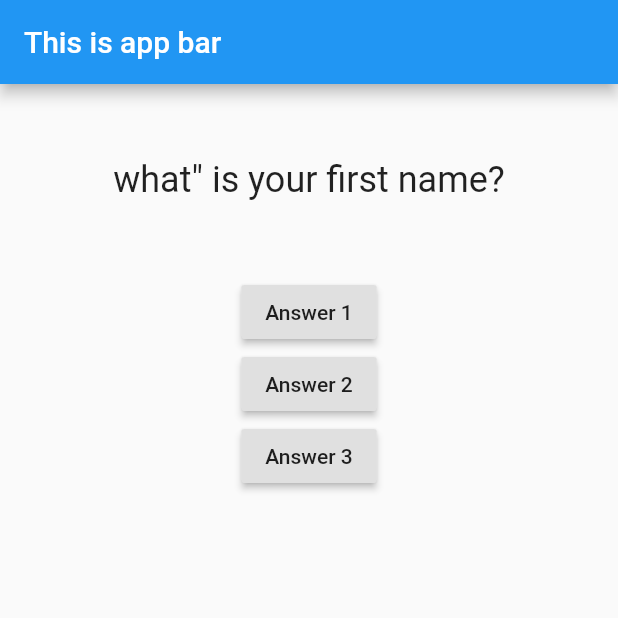
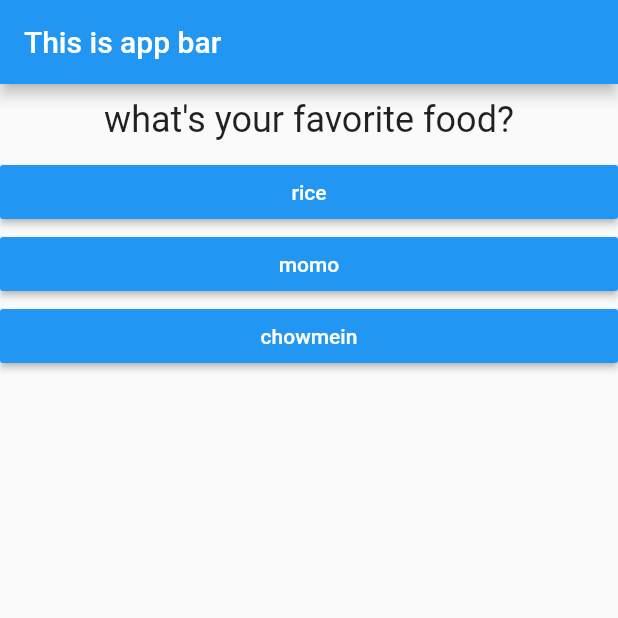
Before and after one commit to BijenDShrestha/learn_flutter_basic, a Flutter app: the screen it shows after launch, on a phone screen of 412 x 824 dp, the top half of it. Run offline on Flutter 3.47's test engine with Material 2 defaults, Android fonts, the phone set to English and light mode, and no system bars.

Commit message:
add: map

```diff
--- /dev/null
+++ b/lib/answer.dart
@@ -0,0 +1,27 @@
+import 'package:flutter/src/foundation/key.dart';
+import 'package:flutter/src/widgets/framework.dart';
+
+import 'package:flutter/material.dart';
+
+class Answer extends StatelessWidget {
+  // const Answer({Key? key}) : super(key: key);
+
+  // final Function answerHandler;
+  final VoidCallback answerHandler;
+  final String answer;
+
+  Answer(this.answerHandler, this.answer);
+
+  @override
+  Widget build(BuildContext context) {
+    return Container(
+      width: double.infinity,
+      child: RaisedButton(
+        color: Colors.blue,
+        textColor: Colors.white,
+        child: Text(answer),
+        onPressed: answerHandler,
+        ),
+    );
+  }
+}
--- a/lib/main.dart
+++ b/lib/main.dart
@@ -1,6 +1,7 @@
 import 'package:flutter/material.dart';
 
 import './question.dart';
+import './answer.dart';
 
 // void main() {
 //   runApp(MyApp());
@@ -18,8 +19,15 @@ class _MyAppState extends State<MyApp> {
   var _questionIndex = 0;
 
   var questionList = [
-    "what\" is your first name?",
-    "what is your second name?"
+    {'questionText': 'what\'s your favorite food?',
+      'answers': ['rice', 'momo', 'chowmein']
+    },
+    {'questionText': 'what is your first name?',
+      'answers': ['jake', 'mira', 'max']
+    },
+    {'questionText': 'what is your second name?',
+      'answers': ['shrestha', 'bhatt', 'rai']
+    }
   ];
 
   void _answerQuestion() {
@@ -38,12 +46,15 @@ class _MyAppState extends State<MyApp> {
         ),
         body: Column(
           children: [
-            Question(questionList[_questionIndex]),
-            RaisedButton(child: Text("Answer 1"), onPressed: _answerQuestion,),
-            RaisedButton(child: Text("Answer 2"), onPressed: () => print("anonymous print"),),
-            RaisedButton(child: Text("Answer 3"), onPressed: () {
-              print("in curly braces");
-            }),
+            Question(questionList[_questionIndex]['questionText'] as String),
+            // RaisedButton(child: Text("Answer 1"), onPressed: _answerQuestion,),
+            // RaisedButton(child: Text("Answer 2"), onPressed: () => print("anonymous print"),),
+            // RaisedButton(child: Text("Answer 3"), onPressed: () {
+            //   print("in curly braces");
+            // }),
+            ...(questionList[_questionIndex]['answers'] as List<String>).map((answer){
+              return Answer(_answerQuestion, answer);
+            }).toList()
           ],
         ),
       ),
--- a/lib/question.dart
+++ b/lib/question.dart
@@ -14,7 +14,7 @@ class Question extends StatelessWidget {
   Widget build(BuildContext context) {
     return Container(
       width: double.infinity,
-      margin: EdgeInsets.all(50),
+      margin: EdgeInsets.all(10),
       child: Text(
         questiontext,
         style: TextStyle(fontSize: 24),
```
